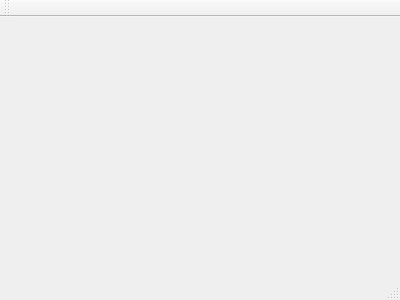
Before: the Qt Designer form mainwindow.ui in 329379172/Ventilator_Checking, drawn with Qt 5.
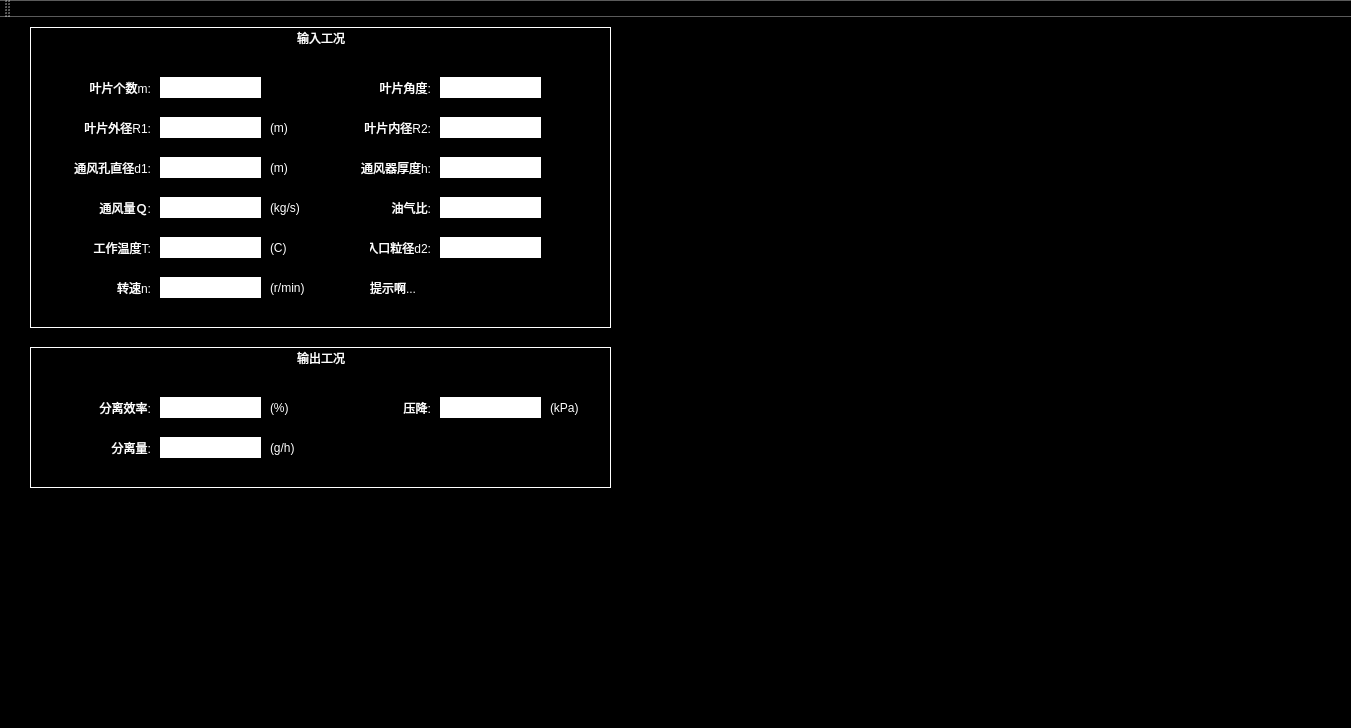
After: the same form once the commit is applied.

```diff
--- a/mainwindow.ui
+++ b/mainwindow.ui
@@ -1,24 +1,693 @@
 <ui version="4.0">
  <class>MainWindow</class>
- <widget class="QMainWindow" name="MainWindow" >
-  <property name="geometry" >
+ <widget class="QMainWindow" name="MainWindow">
+  <property name="geometry">
    <rect>
     <x>0</x>
     <y>0</y>
-    <width>400</width>
-    <height>300</height>
+    <width>1351</width>
+    <height>728</height>
    </rect>
   </property>
   <property name="windowTitle" >
    <string>MainWindow</string>
   </property>
-  <widget class="QMenuBar" name="menuBar" />
-  <widget class="QToolBar" name="mainToolBar" />
-  <widget class="QWidget" name="centralWidget" />
-  <widget class="QStatusBar" name="statusBar" />
+  <property name="autoFillBackground">
+   <bool>false</bool>
+  </property>
+  <property name="styleSheet">
+   <string notr="true">background-color: rgb(0, 0, 0);
+color: rgb(255, 255, 255);</string>
+  </property>
+  <widget class="QWidget" name="centralWidget">
+   <widget class="QGroupBox" name="groupBox">
+    <property name="geometry">
+     <rect>
+      <x>30</x>
+      <y>10</y>
+      <width>581</width>
+      <height>301</height>
+     </rect>
+    </property>
+    <property name="toolTip">
+     <string notr="true"/>
+    </property>
+    <property name="styleSheet">
+     <string notr="true"> border-width: 1px;
+border-color: rgb(255, 255, 255);
+ border-style: solid;</string>
+    </property>
+    <property name="title">
+     <string notr="true">输入工况</string>
+    </property>
+    <property name="alignment">
+     <set>Qt::AlignHCenter|Qt::AlignTop</set>
+    </property>
+    <property name="flat">
+     <bool>false</bool>
+    </property>
+    <widget class="QLabel" name="label">
+     <property name="geometry">
+      <rect>
+       <x>10</x>
+       <y>50</y>
+       <width>111</width>
+       <height>21</height>
+      </rect>
+     </property>
+     <property name="styleSheet">
+      <string notr="true">border: none</string>
+     </property>
+     <property name="text">
+      <string>叶片个数m:</string>
+     </property>
+     <property name="alignment">
+      <set>Qt::AlignRight|Qt::AlignTrailing|Qt::AlignVCenter</set>
+     </property>
+    </widget>
+    <widget class="QLineEdit" name="yepiangeshu_edit">
+     <property name="geometry">
+      <rect>
+       <x>130</x>
+       <y>50</y>
+       <width>101</width>
+       <height>21</height>
+      </rect>
+     </property>
+     <property name="styleSheet">
+      <string notr="true">background-color: rgb(255, 255, 255);</string>
+     </property>
+    </widget>
+    <widget class="QLabel" name="label_7">
+     <property name="geometry">
+      <rect>
+       <x>340</x>
+       <y>210</y>
+       <width>61</width>
+       <height>21</height>
+      </rect>
+     </property>
+     <property name="styleSheet">
+      <string notr="true">border: none</string>
+     </property>
+     <property name="text">
+      <string>入口粒径d2:</string>
+     </property>
+     <property name="alignment">
+      <set>Qt::AlignRight|Qt::AlignTrailing|Qt::AlignVCenter</set>
+     </property>
+    </widget>
+    <widget class="QLabel" name="label_8">
+     <property name="geometry">
+      <rect>
+       <x>310</x>
+       <y>130</y>
+       <width>91</width>
+       <height>21</height>
+      </rect>
+     </property>
+     <property name="styleSheet">
+      <string notr="true">border: none</string>
+     </property>
+     <property name="text">
+      <string>通风器厚度h:</string>
+     </property>
+     <property name="alignment">
+      <set>Qt::AlignRight|Qt::AlignTrailing|Qt::AlignVCenter</set>
+     </property>
+    </widget>
+    <widget class="QLabel" name="label_9">
+     <property name="geometry">
+      <rect>
+       <x>340</x>
+       <y>170</y>
+       <width>61</width>
+       <height>21</height>
+      </rect>
+     </property>
+     <property name="styleSheet">
+      <string notr="true">border: none</string>
+     </property>
+     <property name="text">
+      <string>油气比:</string>
+     </property>
+     <property name="alignment">
+      <set>Qt::AlignRight|Qt::AlignTrailing|Qt::AlignVCenter</set>
+     </property>
+    </widget>
+    <widget class="QLineEdit" name="tongfengqihoudu_edit">
+     <property name="geometry">
+      <rect>
+       <x>410</x>
+       <y>130</y>
+       <width>101</width>
+       <height>21</height>
+      </rect>
+     </property>
+     <property name="styleSheet">
+      <string notr="true">background-color: rgb(255, 255, 255);</string>
+     </property>
+    </widget>
+    <widget class="QLabel" name="label_hint">
+     <property name="geometry">
+      <rect>
+       <x>340</x>
+       <y>250</y>
+       <width>161</width>
+       <height>21</height>
+      </rect>
+     </property>
+     <property name="styleSheet">
+      <string notr="true">border: none</string>
+     </property>
+     <property name="text">
+      <string>提示啊...</string>
+     </property>
+    </widget>
+    <widget class="QLineEdit" name="yepianneijing_edit">
+     <property name="geometry">
+      <rect>
+       <x>410</x>
+       <y>90</y>
+       <width>101</width>
+       <height>21</height>
+      </rect>
+     </property>
+     <property name="styleSheet">
+      <string notr="true">background-color: rgb(255, 255, 255);</string>
+     </property>
+    </widget>
+    <widget class="QLabel" name="label_11">
+     <property name="geometry">
+      <rect>
+       <x>330</x>
+       <y>50</y>
+       <width>71</width>
+       <height>21</height>
+      </rect>
+     </property>
+     <property name="styleSheet">
+      <string notr="true">border: none</string>
+     </property>
+     <property name="text">
+      <string>叶片角度:</string>
+     </property>
+     <property name="alignment">
+      <set>Qt::AlignRight|Qt::AlignTrailing|Qt::AlignVCenter</set>
+     </property>
+    </widget>
+    <widget class="QLabel" name="label_12">
+     <property name="geometry">
+      <rect>
+       <x>310</x>
+       <y>90</y>
+       <width>91</width>
+       <height>21</height>
+      </rect>
+     </property>
+     <property name="styleSheet">
+      <string notr="true">border: none</string>
+     </property>
+     <property name="text">
+      <string>叶片内径R2:</string>
+     </property>
+     <property name="alignment">
+      <set>Qt::AlignRight|Qt::AlignTrailing|Qt::AlignVCenter</set>
+     </property>
+    </widget>
+    <widget class="QLineEdit" name="yepianjiaodu_edit">
+     <property name="geometry">
+      <rect>
+       <x>410</x>
+       <y>50</y>
+       <width>101</width>
+       <height>21</height>
+      </rect>
+     </property>
+     <property name="styleSheet">
+      <string notr="true">background-color: rgb(255, 255, 255);</string>
+     </property>
+    </widget>
+    <widget class="QLineEdit" name="rukoulijing_edit">
+     <property name="geometry">
+      <rect>
+       <x>410</x>
+       <y>210</y>
+       <width>101</width>
+       <height>21</height>
+      </rect>
+     </property>
+     <property name="styleSheet">
+      <string notr="true">background-color: rgb(255, 255, 255);</string>
+     </property>
+    </widget>
+    <widget class="QLineEdit" name="youqibi_edit">
+     <property name="geometry">
+      <rect>
+       <x>410</x>
+       <y>170</y>
+       <width>101</width>
+       <height>21</height>
+      </rect>
+     </property>
+     <property name="styleSheet">
+      <string notr="true">background-color: rgb(255, 255, 255);</string>
+     </property>
+    </widget>
+    <widget class="QLabel" name="label_2">
+     <property name="geometry">
+      <rect>
+       <x>10</x>
+       <y>90</y>
+       <width>111</width>
+       <height>21</height>
+      </rect>
+     </property>
+     <property name="styleSheet">
+      <string notr="true">border: none</string>
+     </property>
+     <property name="text">
+      <string>叶片外径R1:</string>
+     </property>
+     <property name="alignment">
+      <set>Qt::AlignRight|Qt::AlignTrailing|Qt::AlignVCenter</set>
+     </property>
+    </widget>
+    <widget class="QLineEdit" name="yepianwaijing_edit">
+     <property name="geometry">
+      <rect>
+       <x>130</x>
+       <y>90</y>
+       <width>101</width>
+       <height>21</height>
+      </rect>
+     </property>
+     <property name="styleSheet">
+      <string notr="true">background-color: rgb(255, 255, 255);</string>
+     </property>
+    </widget>
+    <widget class="QLabel" name="label_3">
+     <property name="geometry">
+      <rect>
+       <x>10</x>
+       <y>130</y>
+       <width>111</width>
+       <height>21</height>
+      </rect>
+     </property>
+     <property name="styleSheet">
+      <string notr="true">border: none</string>
+     </property>
+     <property name="text">
+      <string>通风孔直径d1:</string>
+     </property>
+     <property name="alignment">
+      <set>Qt::AlignRight|Qt::AlignTrailing|Qt::AlignVCenter</set>
+     </property>
+    </widget>
+    <widget class="QLineEdit" name="tongfengkongzhijing_edit">
+     <property name="geometry">
+      <rect>
+       <x>130</x>
+       <y>130</y>
+       <width>101</width>
+       <height>21</height>
+      </rect>
+     </property>
+     <property name="styleSheet">
+      <string notr="true">background-color: rgb(255, 255, 255);</string>
+     </property>
+    </widget>
+    <widget class="QLabel" name="label_4">
+     <property name="geometry">
+      <rect>
+       <x>10</x>
+       <y>170</y>
+       <width>111</width>
+       <height>21</height>
+      </rect>
+     </property>
+     <property name="styleSheet">
+      <string notr="true">border: none</string>
+     </property>
+     <property name="text">
+      <string>通风量Ｑ:</string>
+     </property>
+     <property name="alignment">
+      <set>Qt::AlignRight|Qt::AlignTrailing|Qt::AlignVCenter</set>
+     </property>
+    </widget>
+    <widget class="QLineEdit" name="tongfengliang_edit">
+     <property name="geometry">
+      <rect>
+       <x>130</x>
+       <y>170</y>
+       <width>101</width>
+       <height>21</height>
+      </rect>
+     </property>
+     <property name="styleSheet">
+      <string notr="true">background-color: rgb(255, 255, 255);</string>
+     </property>
+    </widget>
+    <widget class="QLabel" name="label_5">
+     <property name="geometry">
+      <rect>
+       <x>10</x>
+       <y>210</y>
+       <width>111</width>
+       <height>21</height>
+      </rect>
+     </property>
+     <property name="styleSheet">
+      <string notr="true">border: none</string>
+     </property>
+     <property name="text">
+      <string>工作温度T:</string>
+     </property>
+     <property name="alignment">
+      <set>Qt::AlignRight|Qt::AlignTrailing|Qt::AlignVCenter</set>
+     </property>
+    </widget>
+    <widget class="QLineEdit" name="gongzuowendu_edit">
+     <property name="geometry">
+      <rect>
+       <x>130</x>
+       <y>210</y>
+       <width>101</width>
+       <height>21</height>
+      </rect>
+     </property>
+     <property name="styleSheet">
+      <string notr="true">background-color: rgb(255, 255, 255);</string>
+     </property>
+    </widget>
+    <widget class="QLabel" name="label_6">
+     <property name="geometry">
+      <rect>
+       <x>10</x>
+       <y>250</y>
+       <width>111</width>
+       <height>21</height>
+      </rect>
+     </property>
+     <property name="styleSheet">
+      <string notr="true">border: none</string>
+     </property>
+     <property name="text">
+      <string>转速n:</string>
+     </property>
+     <property name="alignment">
+      <set>Qt::AlignRight|Qt::AlignTrailing|Qt::AlignVCenter</set>
+     </property>
+    </widget>
+    <widget class="QLineEdit" name="zhuansu_edit">
+     <property name="geometry">
+      <rect>
+       <x>130</x>
+       <y>250</y>
+       <width>101</width>
+       <height>21</height>
+      </rect>
+     </property>
+     <property name="styleSheet">
+      <string notr="true">background-color: rgb(255, 255, 255);</string>
+     </property>
+    </widget>
+    <widget class="QLabel" name="label_13">
+     <property name="geometry">
+      <rect>
+       <x>240</x>
+       <y>90</y>
+       <width>21</width>
+       <height>21</height>
+      </rect>
+     </property>
+     <property name="styleSheet">
+      <string notr="true">border: none</string>
+     </property>
+     <property name="text">
+      <string>(m)</string>
+     </property>
+    </widget>
+    <widget class="QLabel" name="label_14">
+     <property name="geometry">
+      <rect>
+       <x>240</x>
+       <y>130</y>
+       <width>21</width>
+       <height>21</height>
+      </rect>
+     </property>
+     <property name="styleSheet">
+      <string notr="true">border: none</string>
+     </property>
+     <property name="text">
+      <string>(m)</string>
+     </property>
+    </widget>
+    <widget class="QLabel" name="label_15">
+     <property name="geometry">
+      <rect>
+       <x>240</x>
+       <y>170</y>
+       <width>41</width>
+       <height>21</height>
+      </rect>
+     </property>
+     <property name="styleSheet">
+      <string notr="true">border: none</string>
+     </property>
+     <property name="text">
+      <string>(kg/s)</string>
+     </property>
+    </widget>
+    <widget class="QLabel" name="label_16">
+     <property name="geometry">
+      <rect>
+       <x>240</x>
+       <y>210</y>
+       <width>41</width>
+       <height>21</height>
+      </rect>
+     </property>
+     <property name="styleSheet">
+      <string notr="true">border: none</string>
+     </property>
+     <property name="text">
+      <string>(C)</string>
+     </property>
+    </widget>
+    <widget class="QLabel" name="label_17">
+     <property name="geometry">
+      <rect>
+       <x>240</x>
+       <y>250</y>
+       <width>61</width>
+       <height>21</height>
+      </rect>
+     </property>
+     <property name="styleSheet">
+      <string notr="true">border: none</string>
+     </property>
+     <property name="text">
+      <string>(r/min)</string>
+     </property>
+    </widget>
+   </widget>
+   <widget class="QGroupBox" name="groupBox_2">
+    <property name="geometry">
+     <rect>
+      <x>30</x>
+      <y>330</y>
+      <width>581</width>
+      <height>141</height>
+     </rect>
+    </property>
+    <property name="toolTip">
+     <string notr="true"/>
+    </property>
+    <property name="styleSheet">
+     <string notr="true"> border-width: 1px;
+border-color: rgb(255, 255, 255);
+ border-style: solid;</string>
+    </property>
+    <property name="title">
+     <string notr="true">输出工况</string>
+    </property>
+    <property name="alignment">
+     <set>Qt::AlignHCenter|Qt::AlignTop</set>
+    </property>
+    <property name="flat">
+     <bool>false</bool>
+    </property>
+    <widget class="QLabel" name="label_10">
+     <property name="geometry">
+      <rect>
+       <x>10</x>
+       <y>50</y>
+       <width>111</width>
+       <height>21</height>
+      </rect>
+     </property>
+     <property name="styleSheet">
+      <string notr="true">border: none</string>
+     </property>
+     <property name="text">
+      <string>分离效率:</string>
+     </property>
+     <property name="alignment">
+      <set>Qt::AlignRight|Qt::AlignTrailing|Qt::AlignVCenter</set>
+     </property>
+    </widget>
+    <widget class="QLineEdit" name="yepiangeshu_edit_2">
+     <property name="geometry">
+      <rect>
+       <x>130</x>
+       <y>50</y>
+       <width>101</width>
+       <height>21</height>
+      </rect>
+     </property>
+     <property name="styleSheet">
+      <string notr="true">background-color: rgb(255, 255, 255);</string>
+     </property>
+    </widget>
+    <widget class="QLabel" name="label_21">
+     <property name="geometry">
+      <rect>
+       <x>330</x>
+       <y>50</y>
+       <width>71</width>
+       <height>21</height>
+      </rect>
+     </property>
+     <property name="styleSheet">
+      <string notr="true">border: none</string>
+     </property>
+     <property name="text">
+      <string>压降:</string>
+     </property>
+     <property name="alignment">
+      <set>Qt::AlignRight|Qt::AlignTrailing|Qt::AlignVCenter</set>
+     </property>
+    </widget>
+    <widget class="QLineEdit" name="yepianjiaodu_edit_2">
+     <property name="geometry">
+      <rect>
+       <x>410</x>
+       <y>50</y>
+       <width>101</width>
+       <height>21</height>
+      </rect>
+     </property>
+     <property name="styleSheet">
+      <string notr="true">background-color: rgb(255, 255, 255);</string>
+     </property>
+    </widget>
+    <widget class="QLabel" name="label_23">
+     <property name="geometry">
+      <rect>
+       <x>10</x>
+       <y>90</y>
+       <width>111</width>
+       <height>21</height>
+      </rect>
+     </property>
+     <property name="styleSheet">
+      <string notr="true">border: none</string>
+     </property>
+     <property name="text">
+      <string>分离量:</string>
+     </property>
+     <property name="alignment">
+      <set>Qt::AlignRight|Qt::AlignTrailing|Qt::AlignVCenter</set>
+     </property>
+    </widget>
+    <widget class="QLineEdit" name="yepianwaijing_edit_2">
+     <property name="geometry">
+      <rect>
+       <x>130</x>
+       <y>90</y>
+       <width>101</width>
+       <height>21</height>
+      </rect>
+     </property>
+     <property name="styleSheet">
+      <string notr="true">background-color: rgb(255, 255, 255);</string>
+     </property>
+    </widget>
+    <widget class="QLabel" name="label_28">
+     <property name="geometry">
+      <rect>
+       <x>240</x>
+       <y>90</y>
+       <width>31</width>
+       <height>21</height>
+      </rect>
+     </property>
+     <property name="styleSheet">
+      <string notr="true">border: none</string>
+     </property>
+     <property name="text">
+      <string>(g/h)</string>
+     </property>
+    </widget>
+    <widget class="QLabel" name="label_29">
+     <property name="geometry">
+      <rect>
+       <x>240</x>
+       <y>50</y>
+       <width>21</width>
+       <height>21</height>
+      </rect>
+     </property>
+     <property name="styleSheet">
+      <string notr="true">border: none</string>
+     </property>
+     <property name="text">
+      <string>(%)</string>
+     </property>
+    </widget>
+    <widget class="QLabel" name="label_30">
+     <property name="geometry">
+      <rect>
+       <x>520</x>
+       <y>50</y>
+       <width>41</width>
+       <height>21</height>
+      </rect>
+     </property>
+     <property name="styleSheet">
+      <string notr="true">border: none</string>
+     </property>
+     <property name="text">
+      <string>(kPa)</string>
+     </property>
+    </widget>
+   </widget>
+  </widget>
+  <widget class="QMenuBar" name="menuBar">
+   <property name="geometry">
+    <rect>
+     <x>0</x>
+     <y>0</y>
+     <width>1351</width>
+     <height>26</height>
+    </rect>
+   </property>
+  </widget>
+  <widget class="QToolBar" name="mainToolBar">
+   <attribute name="toolBarArea">
+    <enum>TopToolBarArea</enum>
+   </attribute>
+   <attribute name="toolBarBreak">
+    <bool>false</bool>
+   </attribute>
+  </widget>
+  <widget class="QStatusBar" name="statusBar"/>
  </widget>
- <layoutDefault spacing="6" margin="11" />
- <pixmapfunction></pixmapfunction>
+ <layoutdefault spacing="6" margin="11"/>
  <resources/>
  <connections/>
 </ui>
```
Left out of the diff: 3 changed lines with no effect on the pictures.
